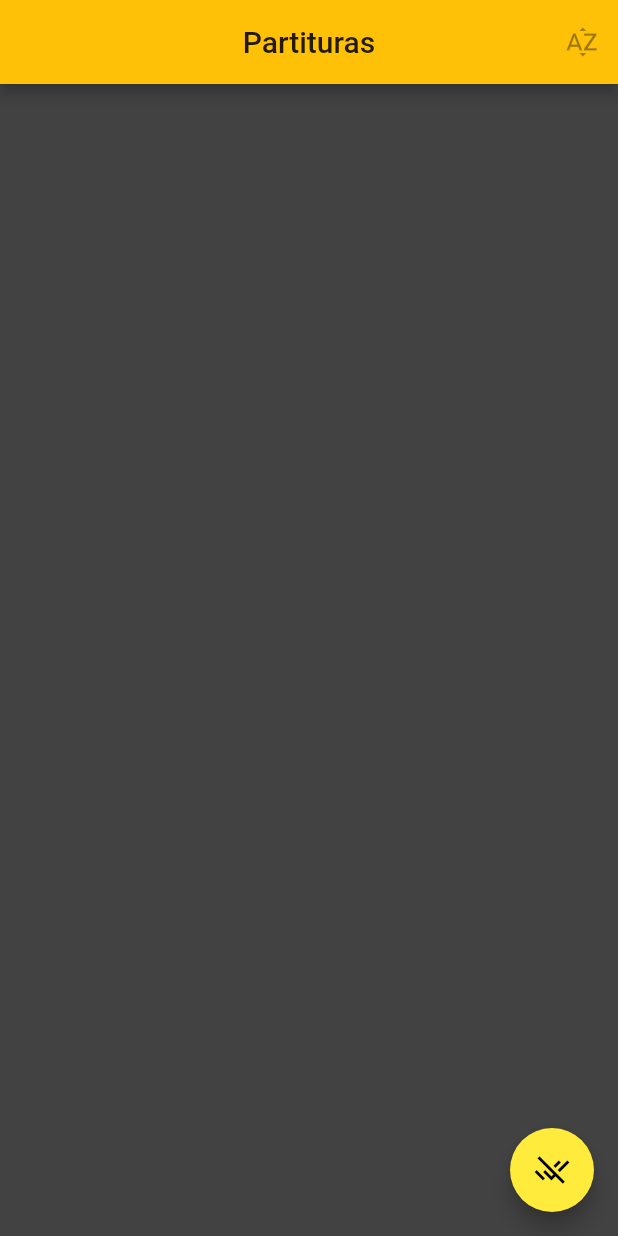
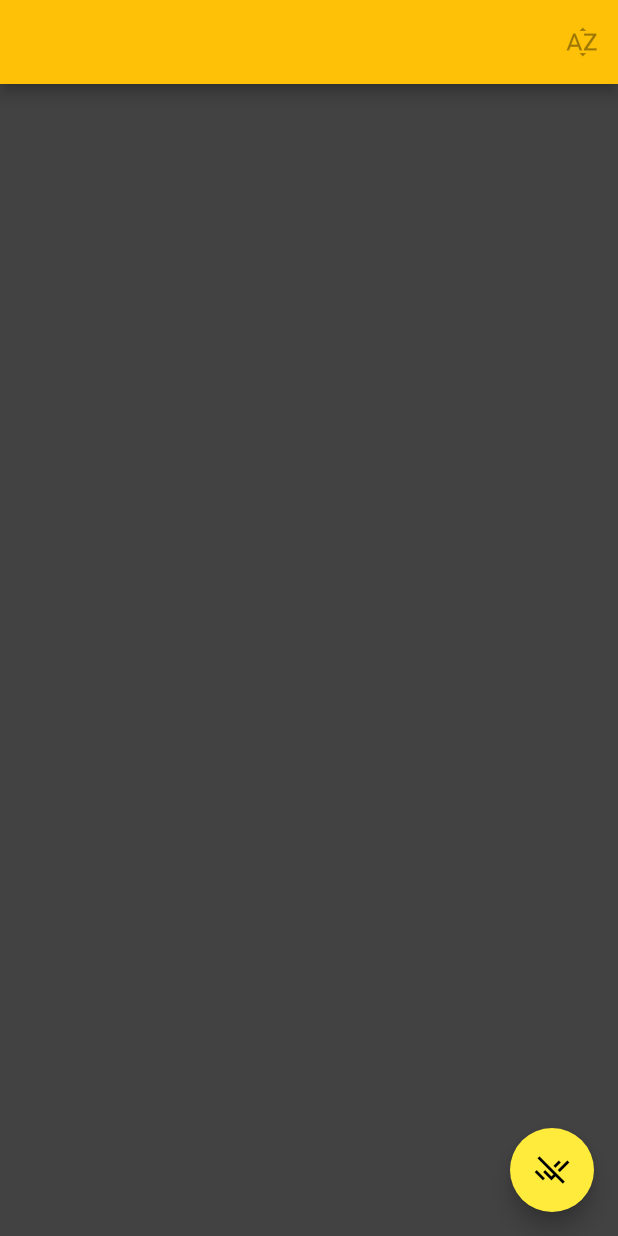
Before and after one commit to Pyzyryab/LiveMusician, a Flutter app: the SelectFromAllSongs screen opened by its route, after a tap on the "remove done" icon, on a phone screen of 412 x 824 dp. Run offline on Flutter 3.47's test engine with Material 2 defaults, Android fonts, the light colour scheme and no system bars; our stand-ins replace file_picker, flutter_speed_dial, shared_preferences; missing offline and left inert: flutter_pdfview, pdf_text; accounts and stored records are empty; statements that could not run were skipped.

Commit message:
Floating button on list view correctly checks/unckecks the list

```diff
--- a/lib/all_songs_list_view.dart
+++ b/lib/all_songs_list_view.dart
@@ -186,7 +186,6 @@ class _LiveMusicianListViewState extends State<LiveMusicianListView> {
 
   Future<List<MusicalSong>> load() async {
     SharedPreferences data = await SharedPreferences.getInstance();
-    // await this.save();
 
     List<MusicalSong> mySongs = [];
 
--- a/lib/select_from_all_songs.dart
+++ b/lib/select_from_all_songs.dart
@@ -138,7 +138,7 @@ class _SelectFromAllSongsState extends State<SelectFromAllSongs> {
                     backgroundColor: Colors.amber,
                     automaticallyImplyLeading: false,
                     title: Text(
-                      "Partituras",
+                      this.currentSetList,
                       style: TextStyle(color: Colors.black87),
                     ),
                     centerTitle: true,
@@ -156,20 +156,21 @@ class _SelectFromAllSongsState extends State<SelectFromAllSongs> {
                       MusicalSong song = staticData[index];
                       selectedFlag[index] = selectedFlag[index] ?? false;
                       bool isSelected = false;
-                      print("Song filename: ${song.fileName}");
 
                       for (var element in this.songsToSave) {
                         if (song.fileName == element.fileName) {
                           isSelected = !selectedFlag[index]!;
                         }
-
                       }
 
                       return Card(
                         color: Colors.black12,
                         child: ListTile(
                           onTap: () => onTap(isSelected, index, snapshot.data!),
-                          title: Text(song.fileName!),
+                          title: Text(
+                            song.fileName!,
+                            style: TextStyle(color: Colors.white),
+                          ),
                           subtitle: Text(
                                   (song.arranger!.isNotEmpty) ?
                                     '- Arreglista: ${song.arranger}\n' +
@@ -195,15 +196,10 @@ class _SelectFromAllSongsState extends State<SelectFromAllSongs> {
   }
 
   void onTap(bool isSelected, int index, List<MusicalSong> snapshotData) {
-    print("Index nº $index it's currently ${!isSelected}");
     if (!isSelected) {
-      print("EN EL IF QUE ESTOY BUSCANDO");
         setState(() {
           selectedFlag[index] = isSelected;
           this.songsToSave.add(snapshotData[index]);
-          for (var song in this.songsToSave) {
-            print("SONGS TO SAVE: ${song.fileName}");
-          }
       });
     } else {
         setState(() {
@@ -224,21 +220,34 @@ class _SelectFromAllSongsState extends State<SelectFromAllSongs> {
   }
 
   Widget _buildSelectAllButton() {
-    bool isFalseAvailable = selectedFlag.containsValue(false);
+    bool icon = (this.songsToSave.length != this.staticData.length) ? true : false;
+
     return FloatingActionButton(
-        onPressed: _selectAll,
+      onPressed: () {
+        setState(() {
+          _selectAll();
+        });
+      },
       child: Icon(
-          isFalseAvailable ? Icons.done_all : Icons.remove_done,
+        icon ? Icons.done_all : Icons.remove_done,
       ),
     );
   }
 
   void _selectAll() {
-    bool isFalseAvailable = selectedFlag.containsValue(false);
-    // If false will be available then it will select all the checkbox
-    // If there will be no false then it will de-select all
+    if (this.songsToSave.length == this.staticData.length) {
       setState(() {
-      selectedFlag.updateAll((key, value) => isFalseAvailable);
+        this.songsToSave.clear();
+      });
+    } else {
+      setState(() {
+        this.songsToSave.clear();
+        this.songsToSave.addAll(this.staticData);
       });
     }
+
+    this.save();
+    _buildSelectAllButton();
   }
+
+}
```
Lines whose indentation alone changed are shown as unchanged.
